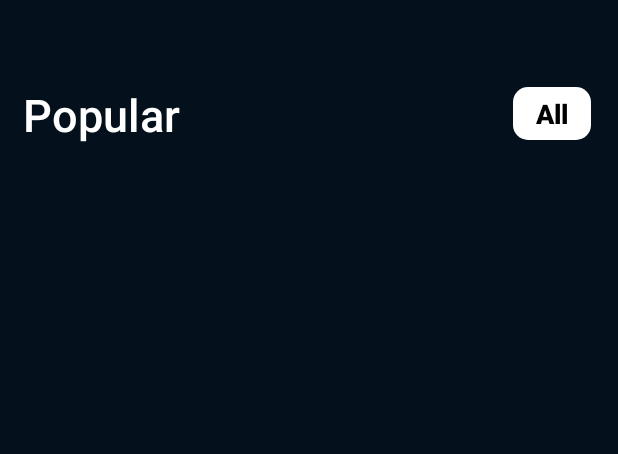
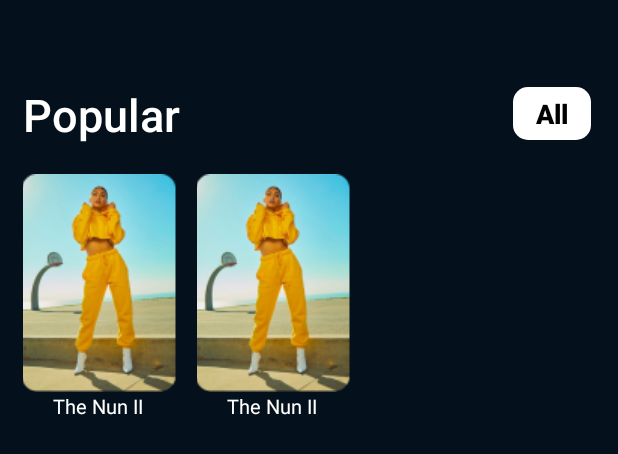
Before and after one commit to Tarush27/TMDB, an Android app: the layout home_screen_activity.xml on its own in the app's theme, with its tools: preview values and no code run, on a phone screen of 412 x 824 dp. Shown: the top 454 px of the screen. Run offline under Robolectric (Android 15) with nearby library versions, the phone set to English and light mode, and no system bars.

Commit message:
home screen popular movies recycler view ui integrated.

```diff
--- a/app/build.gradle
+++ b/app/build.gradle
@@ -44,4 +44,10 @@ dependencies {
     testImplementation 'junit:junit:4.13.2'
     androidTestImplementation 'androidx.test.ext:junit:1.1.5'
     androidTestImplementation 'androidx.test.espresso:espresso-core:3.5.1'
+    implementation("androidx.recyclerview:recyclerview:1.3.1")
+    implementation 'com.squareup.retrofit2:retrofit:2.9.0'
+    implementation 'com.squareup.retrofit2:converter-gson:2.9.0'
+    implementation("com.squareup.okhttp3:logging-interceptor:4.10.0")
+    implementation("androidx.lifecycle:lifecycle-viewmodel-ktx:2.6.2")
+    implementation("androidx.lifecycle:lifecycle-livedata-ktx:2.6.2")
 }
--- /dev/null
+++ b/app/src/main/res/drawable/layout_bg.xml
@@ -0,0 +1,5 @@
+<?xml version="1.0" encoding="UTF-8"?>
+<shape xmlns:android="http://schemas.android.com/apk/res/android">
+    <corners android:radius="10dp" />
+    <solid android:color="#04101c" />
+</shape>
--- a/app/src/main/res/layout/home_screen_activity.xml
+++ b/app/src/main/res/layout/home_screen_activity.xml
@@ -52,6 +52,25 @@
                 app:layout_constraintEnd_toEndOf="parent"
                 app:layout_constraintTop_toTopOf="parent" />
 
+            <HorizontalScrollView
+                android:id="@+id/popular_movies_horizontal_sv"
+                android:layout_width="match_parent"
+                android:layout_height="wrap_content"
+                app:layout_constraintLeft_toLeftOf="parent"
+                app:layout_constraintTop_toBottomOf="@id/popular_tv">
+
+                <androidx.recyclerview.widget.RecyclerView
+                    android:id="@+id/popular_movies_horizontal_rv"
+                    android:layout_width="wrap_content"
+                    android:layout_height="wrap_content"
+                    android:layout_marginStart="15dp"
+                    android:orientation="horizontal"
+                    app:layoutManager="androidx.recyclerview.widget.LinearLayoutManager"
+                    tools:itemCount="2"
+                    tools:listitem="@layout/home_screen_popular_movie_section_item" />
+
+            </HorizontalScrollView>
+
         </androidx.constraintlayout.widget.ConstraintLayout>
 
     </androidx.core.widget.NestedScrollView>
--- /dev/null
+++ b/app/src/main/res/layout/home_screen_popular_movie_section_item.xml
@@ -0,0 +1,34 @@
+<?xml version="1.0" encoding="utf-8"?>
+<androidx.constraintlayout.widget.ConstraintLayout xmlns:android="http://schemas.android.com/apk/res/android"
+    xmlns:app="http://schemas.android.com/apk/res-auto"
+    xmlns:tools="http://schemas.android.com/tools"
+    android:layout_width="102dp"
+    android:layout_height="170dp"
+    android:layout_marginTop="19dp"
+    android:layout_marginEnd="14dp"
+    android:background="@drawable/layout_bg">
+
+    <ImageView
+        android:id="@+id/popular_movie_iv"
+        android:layout_width="wrap_content"
+        android:layout_height="wrap_content"
+        android:contentDescription="@string/image"
+        android:scaleType="centerCrop"
+        app:layout_constraintEnd_toEndOf="parent"
+        app:layout_constraintLeft_toLeftOf="parent"
+        app:layout_constraintTop_toTopOf="parent"
+        tools:src="@drawable/fashion" />
+
+    <TextView
+        android:id="@+id/popular_movie_tv"
+        android:layout_width="wrap_content"
+        android:layout_height="wrap_content"
+        android:layout_marginStart="20dp"
+        android:gravity="center"
+        android:textColor="#ffffff"
+        android:textSize="13sp"
+        app:layout_constraintStart_toStartOf="parent"
+        app:layout_constraintTop_toBottomOf="@id/popular_movie_iv"
+        tools:text="The Nun II" />
+
+</androidx.constraintlayout.widget.ConstraintLayout>
--- a/app/src/main/res/values/strings.xml
+++ b/app/src/main/res/values/strings.xml
@@ -4,4 +4,6 @@
     <string name="search">Search</string>
     <string name="home_screen_popular_text">Popular</string>
     <string name="all_popular_movies_txt">All</string>
+    <string name="popular_movie_image">Popular Movie Image</string>
+    <string name="image">popular_movie_image\n</string>
 </resources>
```
Also changed, not shown: app/src/main/res/layout/home_screen_popular.xml (deleted, +0 -43 lines), app/src/main/res/drawable/fashion.png (added), app/src/main/res/drawable/sound.jpeg (added).
